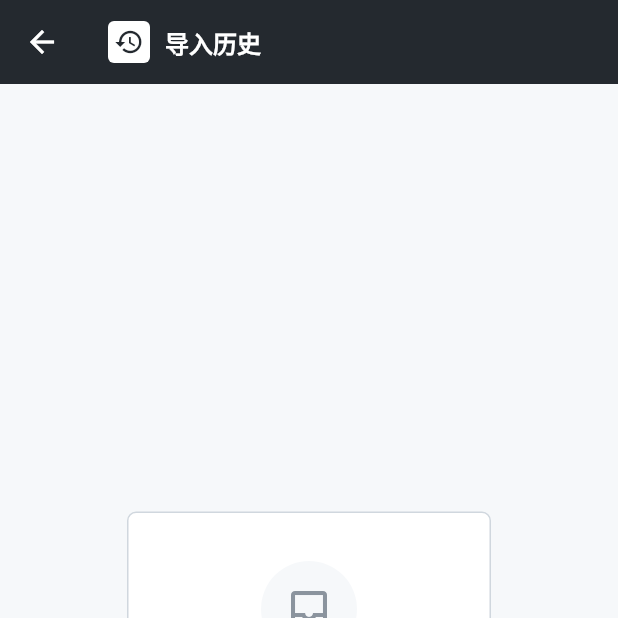
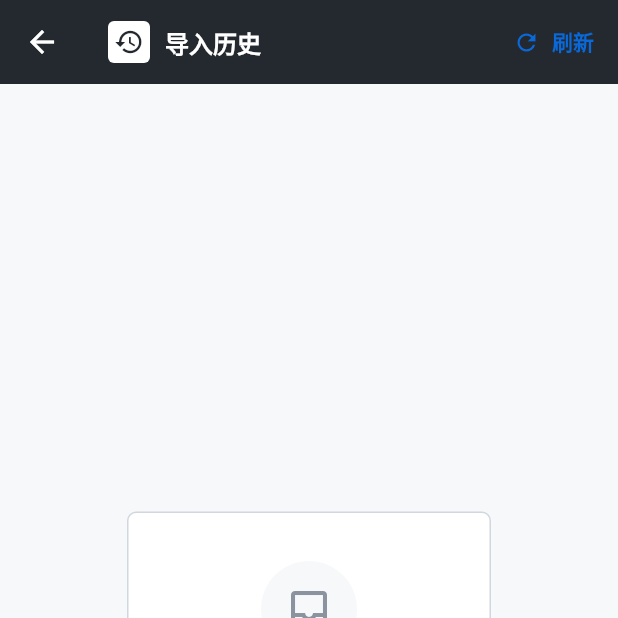
Before and after one commit to szhua/testvsFullter, a Flutter app: the RecordsScreen screen opened directly, on a phone screen of 412 x 824 dp, the top half of it. Run offline on Flutter 3.47's test engine with Material 3 defaults, Android fonts, the phone set to English and light mode, and no system bars; our stand-ins replace csv, dio, file_picker, shared_preferences; missing offline and left inert: syncfusion_flutter_xlsio; accounts and stored records are empty.

Commit message:
fix: add refresh button and fix header edit refresh issue
- Add refresh button to records screen
- Fix JSON preview not refreshing after editing headers by creating new Map object

```diff
--- a/lib/main.dart
+++ b/lib/main.dart
@@ -199,6 +199,7 @@ class AppLocalizations {
       'headersLabel': 'Headers',
       'serverResponse': 'Server Response',
       'reupload': 'Re-upload',
+      'refresh': 'Refresh',
     },
     'zh': {
       'appTitle': 'Excel导入工具',
@@ -269,6 +270,7 @@ class AppLocalizations {
       'headersLabel': '表头',
       'serverResponse': '服务器响应',
       'reupload': '重新上传',
+      'refresh': '刷新',
     },
   };
 
@@ -339,6 +341,7 @@ class AppLocalizations {
   String get headersLabel => _localizedValues[locale.languageCode]?['headersLabel'] ?? 'Headers';
   String get serverResponse => _localizedValues[locale.languageCode]?['serverResponse'] ?? 'Server Response';
   String get reupload => _localizedValues[locale.languageCode]?['reupload'] ?? 'Re-upload';
+  String get refresh => _localizedValues[locale.languageCode]?['refresh'] ?? 'Refresh';
 
   // 带参数的方法
   String importedOn(String date, String time) {
--- a/lib/screens/records_screen.dart
+++ b/lib/screens/records_screen.dart
@@ -345,6 +345,11 @@ class _RecordsScreenState extends State<RecordsScreen> {
           ],
         ),
         actions: [
+          TextButton.icon(
+            onPressed: _loadRecords,
+            icon: const Icon(Icons.refresh, size: 18),
+            label: Text(l10n.refresh),
+          ),
           if (_records.isNotEmpty) ...[
             TextButton.icon(
               onPressed: _exportRecords,
```
Also changed, not shown: lib/screens/import_screen.dart (+9 -5 lines).
